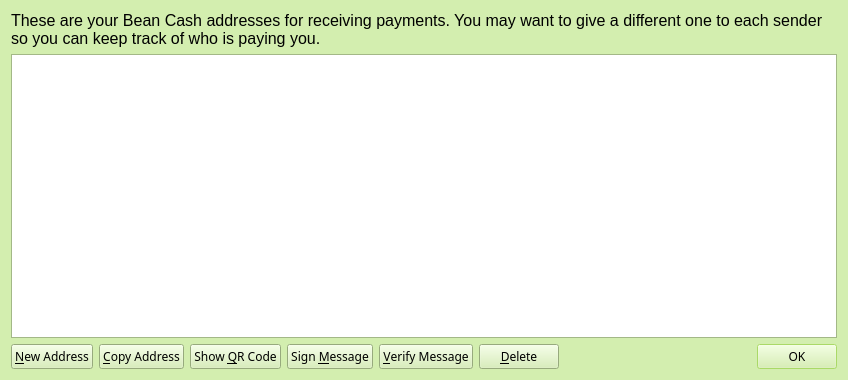
Before: the Qt Designer form src/qt/forms/addressbookpage.ui in teambean/BeanCash, drawn with Qt 5.
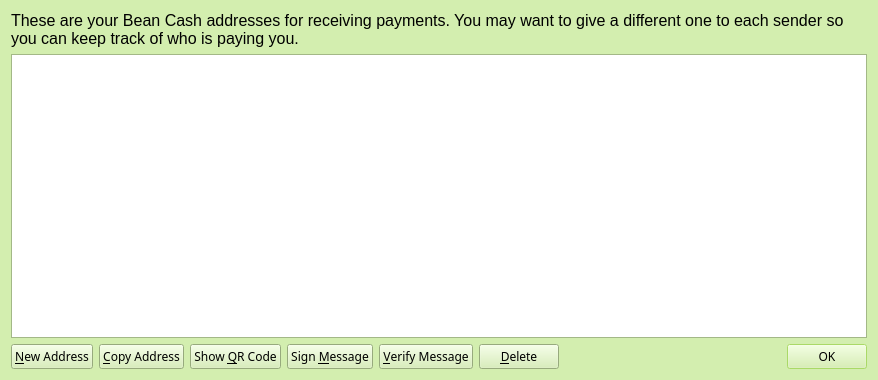
After: the same form once the commit is applied. Icons and pictures are not drawn.

What changed in the file:
```diff
--- a/src/qt/forms/addressbookpage.ui
+++ b/src/qt/forms/addressbookpage.ui
@@ -6,7 +6,7 @@
    <rect>
     <x>0</x>
     <y>0</y>
-    <width>848</width>
+    <width>878</width>
     <height>380</height>
    </rect>
   </property>
```
Left out of the diff: 4 changed lines with no effect on the pictures.
